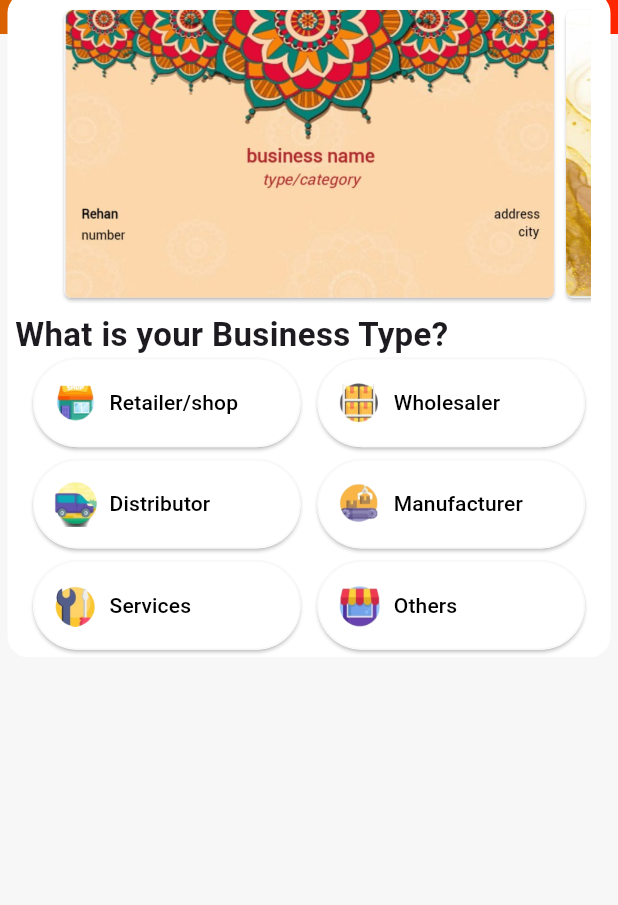
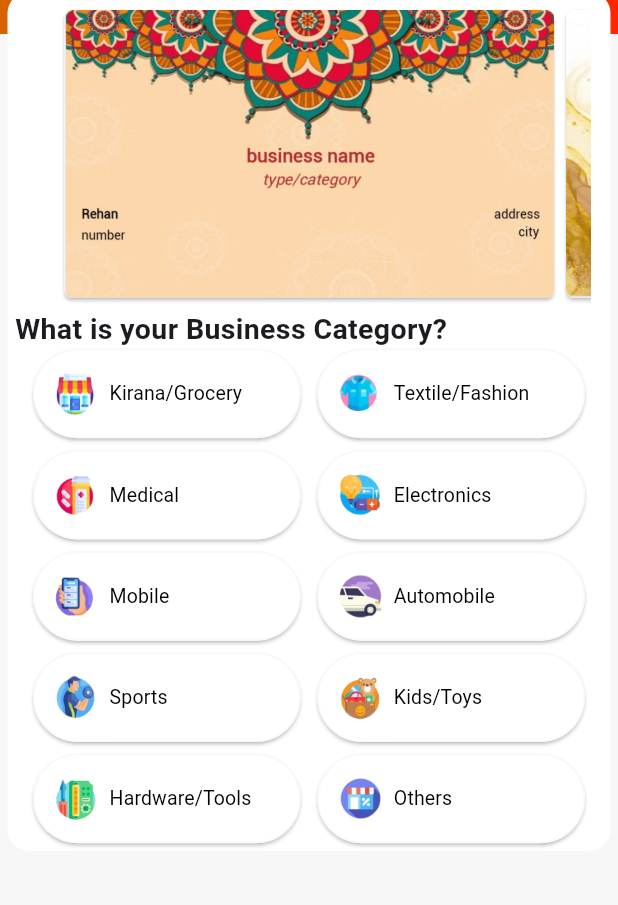
Before and after one commit to irehaan/Digi_khata, a Flutter app: the BusinessScreen4 screen opened directly, on a phone screen of 412 x 824 dp, the part 146-1051 px from its top. Run offline on Flutter 3.47's test engine with Material 3 defaults, Android fonts, the phone set to English and light mode, and no system bars; drawn by our look-alikes of carousel_slider; missing offline and left inert: flutter_animated_button.

Commit message:
changes in business_screen4

```diff
--- a/lib/screens/business_screen4.dart
+++ b/lib/screens/business_screen4.dart
@@ -2,6 +2,7 @@ import 'package:digi_khata/screens/busineess_screen5.dart';
 import 'package:flutter/material.dart';
 import 'package:digi_khata/widgets/cards_widget.dart';
 import 'package:flutter_animated_button/flutter_animated_button.dart';
+import 'package:digi_khata/widgets/image_paths.dart';
 
 class BusinessScreen4 extends StatefulWidget {
   @override
@@ -15,37 +16,31 @@ class BusinessScreen4State extends State<BusinessScreen4> {
   bool _isOthersSelected = false;
 
   final List<String> cardTitles = List<String>.filled(12, " ");
-  final List<String> imagePaths = [
-    'assets/dg6.jpeg',
-    'assets/dg7.jpeg',
-    'assets/dg8.jpeg',
-    'assets/dg9.jpeg',
-    'assets/dg10.jpeg',
-    'assets/dg11.jpeg',
-    'assets/dg12.jpeg',
-    'assets/dg13.jpeg',
-    'assets/dg14.jpeg',
-    'assets/dg15.jpeg',
-    'assets/dg16.jpeg',
-    'assets/dg17.jpeg',
-  ];
 
   final List<String> buttonTexts = [
-    'Retailer/shop',
-    'Wholesaler',
-    'Distributor',
-    'Manufacturer',
-    'Services',
+    'Kirana/Grocery',
+    'Textile/Fashion',
+    'Medical',
+    'Electronics',
+    'Mobile',
+    'Automobile',
+    'Sports',
+    'Kids/Toys',
+    'Hardware/Tools',
     'Others',
   ];
 
   final List<String> buttonImages = [
-    'assets/dg18.png',
-    'assets/dg19.png',
-    'assets/dg20.png',
-    'assets/dg21.png',
-    'assets/dg22.png',
-    'assets/dg23.png',
+    'assets/dg24.png',
+    'assets/dg25.png',
+    'assets/dg26.png',
+    'assets/dg27.png',
+    'assets/dg28.png',
+    'assets/dg29.png',
+    'assets/dg30.png',
+    'assets/dg31.png',
+    'assets/dg32.png',
+    'assets/dg33.png',
   ];
 
   Color _buttonColor = Color.fromARGB(255, 255, 91, 26);
@@ -60,7 +55,7 @@ class BusinessScreen4State extends State<BusinessScreen4> {
   void _onButtonPressed(int index) {
     setState(() {
       _selectedButtonIndex = index;
-      _isOthersSelected = index == 5;
+      _isOthersSelected = index == 9;
     });
   }
 
@@ -128,10 +123,9 @@ class BusinessScreen4State extends State<BusinessScreen4> {
                       imagePaths: imagePaths,
                     ),
                   ),
-                  SizedBox(height: 2),
                   Text(
-                    'What is your Business Type?',
-                    style: TextStyle(fontSize: 22, fontWeight: FontWeight.bold),
+                    'What is your Business Category?',
+                    style: TextStyle(fontSize: 19, fontWeight: FontWeight.bold),
                   ),
                   Padding(
                     padding:
@@ -156,9 +150,6 @@ class BusinessScreen4State extends State<BusinessScreen4> {
                                   padding: EdgeInsets.all(14),
                                   elevation: 1,
                                   shadowColor: Color.fromARGB(255, 0, 0, 0),
-                                  side: BorderSide(
-                                    color: Color.fromARGB(255, 245, 58, 1),
-                                  ),
                                 ),
                                 child: Row(
                                   children: [
@@ -169,11 +160,12 @@ class BusinessScreen4State extends State<BusinessScreen4> {
                                     ),
                                     SizedBox(width: 8),
                                     Text(
-                                      'All',
+                                      'All Categories',
                                       style: TextStyle(
                                           fontSize: 14,
                                           color: const Color.fromARGB(
-                                              255, 0, 0, 0)),
+                                              255, 0, 0, 0),
+                                          fontWeight: FontWeight.normal),
                                     ),
                                   ],
                                 ),
@@ -195,7 +187,7 @@ class BusinessScreen4State extends State<BusinessScreen4> {
                                 child: Row(
                                   children: [
                                     Image.asset(
-                                      'assets/dg23.png',
+                                      buttonImages[9],
                                       width: 29,
                                       height: 100,
                                     ),
@@ -241,9 +233,10 @@ class BusinessScreen4State extends State<BusinessScreen4> {
                                     Text(
                                       buttonTexts[index],
                                       style: TextStyle(
-                                          fontSize: 14,
+                                          fontSize: 13,
                                           color: const Color.fromARGB(
-                                              255, 0, 0, 0)),
+                                              255, 0, 0, 0),
+                                          fontWeight: FontWeight.normal),
                                     ),
                                   ],
                                 ),
@@ -257,12 +250,22 @@ class BusinessScreen4State extends State<BusinessScreen4> {
                       padding: const EdgeInsets.symmetric(
                           horizontal: 16.0, vertical: 3),
                       child: TextField(
-                        decoration: InputDecoration(
-                          labelText: 'Enter business type',
+                        cursorColor: const Color.fromARGB(255, 255, 81, 0),
+                        decoration: const InputDecoration(
+                          labelText: 'Enter business category',
                           labelStyle: TextStyle(
-                              color: const Color.fromARGB(255, 255, 51, 0),
+                              color: Color.fromARGB(255, 255, 51, 0),
                               fontSize: 13),
-                          border: UnderlineInputBorder(),
+                          enabledBorder: UnderlineInputBorder(
+                            borderSide: BorderSide(
+                                color: Colors
+                                    .deepOrange), // Default color when not focused
+                          ),
+                          focusedBorder: UnderlineInputBorder(
+                            borderSide: BorderSide(
+                                color: Colors.deepOrange,
+                                width: 2.0), // Color when focused
+                          ),
                         ),
                       ),
                     ),
--- /dev/null
+++ b/lib/widgets/image_paths.dart
@@ -0,0 +1,14 @@
+final List<String> imagePaths = [
+  'assets/dg6.jpeg',
+  'assets/dg7.jpeg',
+  'assets/dg8.jpeg',
+  'assets/dg9.jpeg',
+  'assets/dg10.jpeg',
+  'assets/dg11.jpeg',
+  'assets/dg12.jpeg',
+  'assets/dg13.jpeg',
+  'assets/dg14.jpeg',
+  'assets/dg15.jpeg',
+  'assets/dg16.jpeg',
+  'assets/dg17.jpeg',
+];
```
Also changed, not shown: lib/screens/business_screen1.dart (+1 -14 lines), lib/screens/business_screen2.dart (+2 -15 lines), lib/screens/business_screen3.dart (+19 -29 lines), pubspec.yaml (+10 -0 lines), assets/dg24.png (added), assets/dg25.png (added), assets/dg26.png (added), assets/dg27.png (added), assets/dg28.png (added), assets/dg29.png (added), assets/dg30.png (added), assets/dg31.png (added), assets/dg32.png (added), assets/dg33.png (added).
